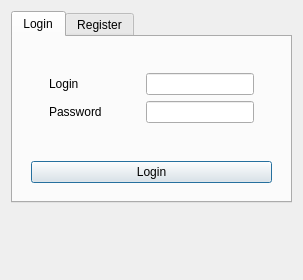
This is Client/Auth/auth.ui in MaksMN/QTchat as Qt 5 draws it before an edit. The edited form follows.
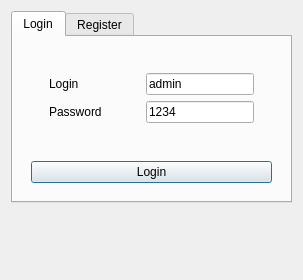
This is the edited form. Icons and pictures are not drawn.

What changed in the file:
```diff
--- a/Client/Auth/auth.ui
+++ b/Client/Auth/auth.ui
@@ -101,6 +101,9 @@
                     <verstretch>0</verstretch>
                    </sizepolicy>
                   </property>
+                  <property name="text">
+                   <string>admin</string>
+                  </property>
                   <property name="maxLength">
                    <number>20</number>
                   </property>
@@ -108,6 +111,9 @@
                 </item>
                 <item row="1" column="0">
                  <widget class="QLineEdit" name="loginPass">
+                  <property name="text">
+                   <string>1234</string>
+                  </property>
                   <property name="maxLength">
                    <number>20</number>
                   </property>
```
